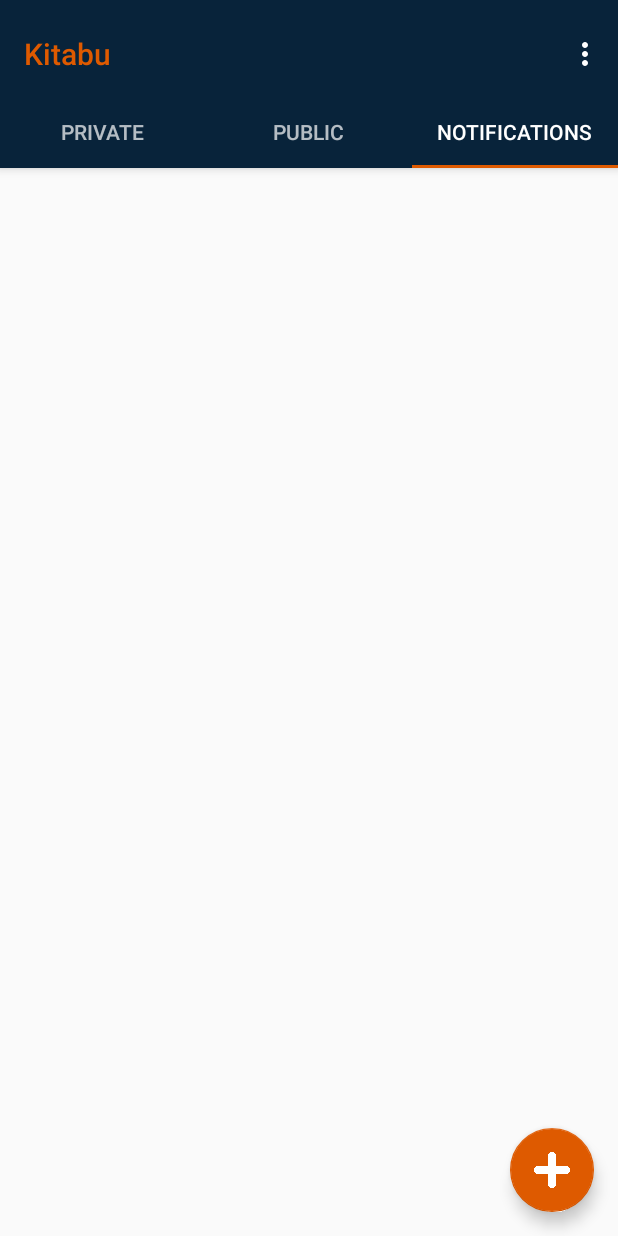
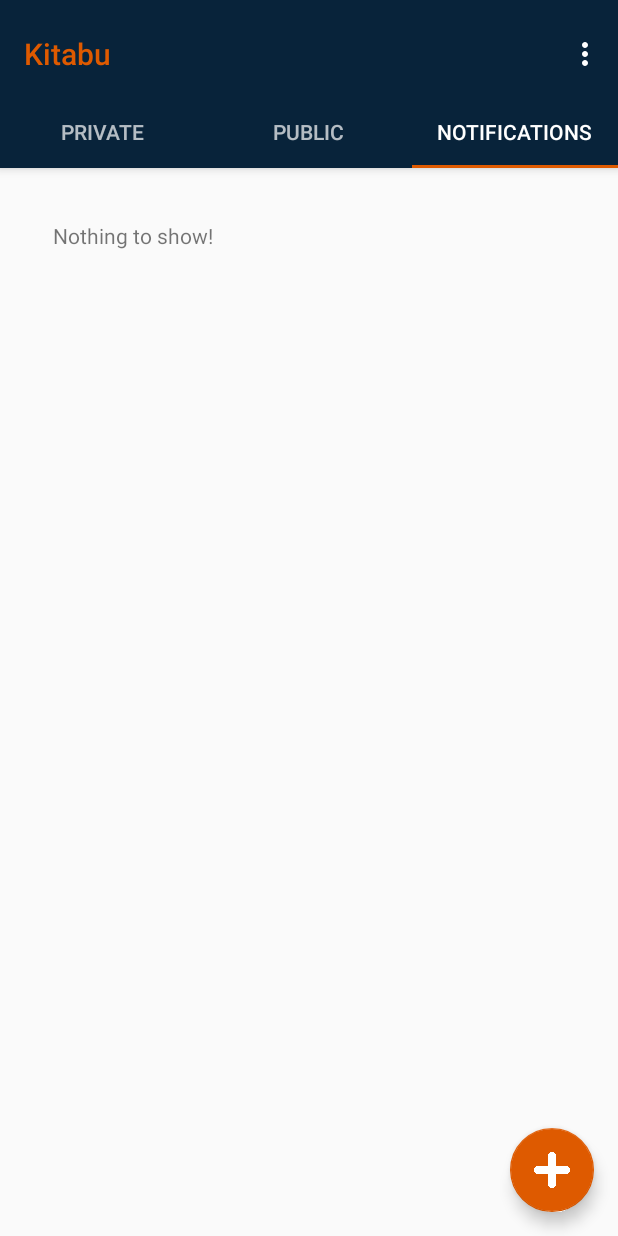
Before and after one commit to jgrahamm1/KitabuApp, an Android app: the Tab1 screen opened directly, with no data from a screen before it, tab 3 chosen, on a phone screen of 412 x 824 dp. Run offline under Robolectric (Android 15) with nearby library versions, the phone set to English and light mode, and no system bars; libraries missing offline, so code that uses them is left out: com.google.api.client; 3 statements that could not run were skipped.

Commit message:
Fix tabs

```diff
--- a/app/src/main/java/com/example/jgraham/kitabureg1/Tab1.java
+++ b/app/src/main/java/com/example/jgraham/kitabureg1/Tab1.java
@@ -10,6 +10,7 @@
 import android.widget.AdapterView;
 import android.widget.ArrayAdapter;
 import android.widget.ListView;
+import android.widget.TextView;
 
 import com.example.jgraham.kitabureg1.database.KitabuEntry;
 import com.example.jgraham.kitabureg1.database.MySQLiteDbHelper;
@@ -61,8 +62,12 @@
                 startActivity(intent);
             }
         });
+        if(values.size() == 0)
+        {
+            TextView textView = (TextView) rootView.findViewById(R.id.tvi);
+            textView.setVisibility(View.VISIBLE);
+            textView.setText("Nothing to show!");
+        }
         return rootView;
-
     }
-
 }
--- a/app/src/main/java/com/example/jgraham/kitabureg1/Tab2.java
+++ b/app/src/main/java/com/example/jgraham/kitabureg1/Tab2.java
@@ -10,6 +10,7 @@
 import android.widget.AdapterView;
 import android.widget.ArrayAdapter;
 import android.widget.ListView;
+import android.widget.TextView;
 
 import com.example.jgraham.kitabureg1.database.KitabuEntry;
 import com.example.jgraham.kitabureg1.database.MySQLiteDbHelper;
@@ -58,6 +59,13 @@
                 startActivity(intent);
             }
         });
+
+        if(values.size() == 0)
+        {
+            TextView textView = (TextView) rootView.findViewById(R.id.tvi);
+            textView.setVisibility(View.VISIBLE);
+            textView.setText("Nothing to show!");
+        }
         return rootView;
     }
 }
--- a/app/src/main/res/layout/tab1.xml
+++ b/app/src/main/res/layout/tab1.xml
@@ -8,4 +8,9 @@
         android:layout_width="match_parent"
         android:layout_height="wrap_content"
         />
+    <TextView
+        android:id="@+id/tvi"
+        android:layout_width="fill_parent"
+        android:layout_height="wrap_content"
+        android:visibility="invisible" />
 </LinearLayout>
--- a/app/src/main/res/layout/tab2.xml
+++ b/app/src/main/res/layout/tab2.xml
@@ -7,4 +7,10 @@
         android:id="@+id/datalisttab2"
         android:layout_width="match_parent"
         android:layout_height="wrap_content" />
+
+    <TextView
+        android:id="@+id/tvi"
+        android:layout_width="fill_parent"
+        android:layout_height="wrap_content"
+        android:visibility="invisible" />
 </LinearLayout>
--- a/app/src/main/res/layout/tab3.xml
+++ b/app/src/main/res/layout/tab3.xml
@@ -1,10 +1,19 @@
 <?xml version="1.0" encoding="utf-8"?>
 <LinearLayout xmlns:android="http://schemas.android.com/apk/res/android"
     android:layout_width="match_parent"
-    android:layout_height="match_parent">
+    android:layout_height="match_parent"
+    android:orientation="vertical">
 
     <ListView
         android:id="@+id/datalisttab3"
         android:layout_width="match_parent"
         android:layout_height="wrap_content" />
+
+    <TextView
+        android:id="@+id/tvi"
+        android:layout_width="fill_parent"
+        android:layout_height="wrap_content"
+        android:visibility="invisible"
+        android:paddingLeft="35dp"
+        android:paddingTop="35dp" />
 </LinearLayout>
```
Also changed, not shown: app/src/main/java/com/example/jgraham/kitabureg1/MyCursorAdapter.java (+4 -4 lines), app/src/main/java/com/example/jgraham/kitabureg1/Tab3.java (+8 -1 lines).
